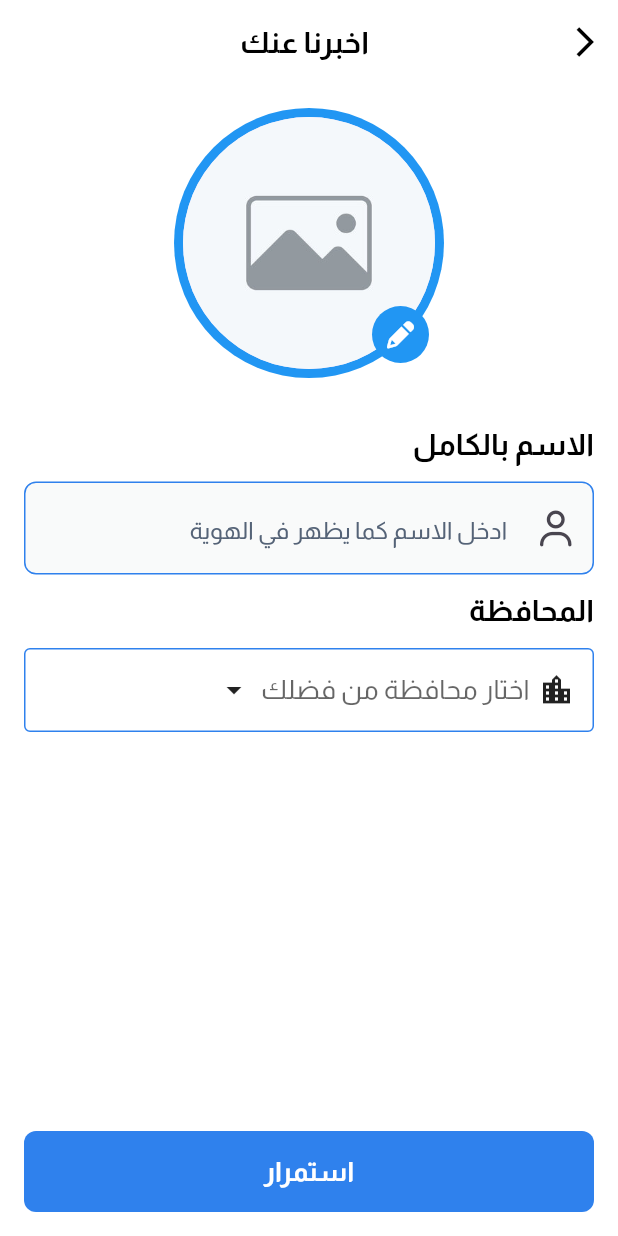
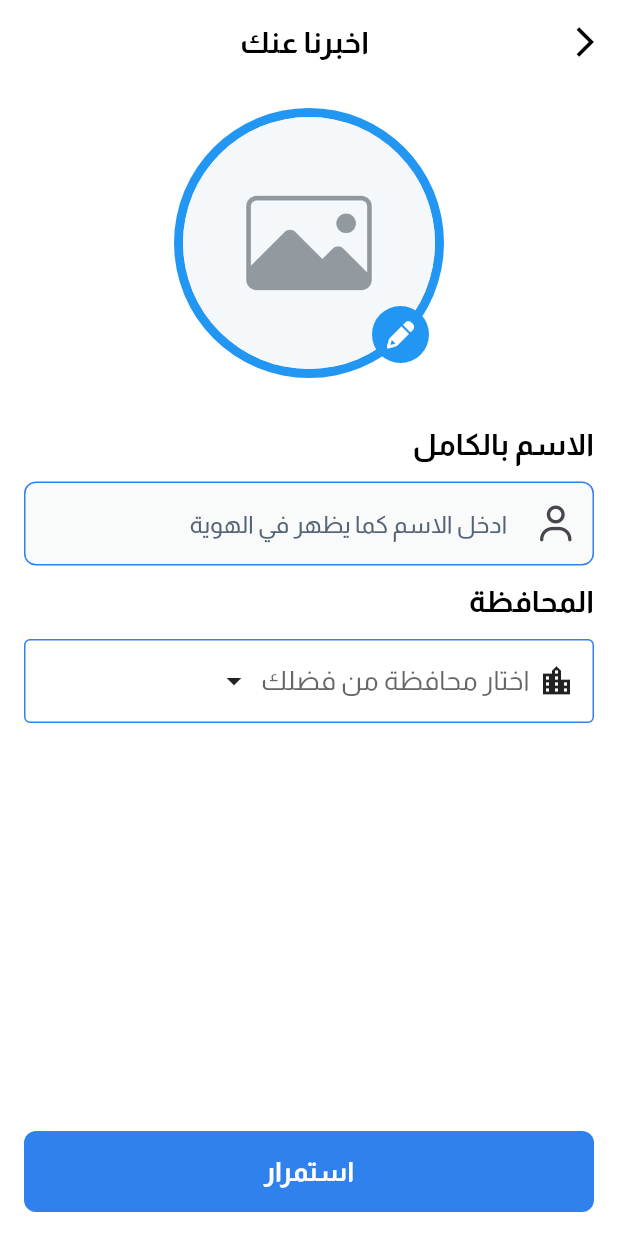
Before and after one commit to Makaruos-Emad/Herafy_App, a Flutter app: the CompleteProfileScreen screen opened by its route, on a phone screen of 412 x 824 dp. Run offline on Flutter 3.47's test engine with Material 3 defaults, Android fonts, the phone set to English and light mode, and no system bars; our stand-ins replace flutter_bloc, flutter_svg, font_awesome_flutter, geolocator, image_picker, pinput and 1 more; accounts and stored records are empty.

Commit message:
add CustomContainer and CustomOutlinedButton widgets; update CustomTextFormField for optional textInputType and maxLines

```diff
--- a/lib/core/widgets/custom_text_form_field.dart
+++ b/lib/core/widgets/custom_text_form_field.dart
@@ -6,7 +6,7 @@ class CustomTextFormField extends StatelessWidget {
   const CustomTextFormField({
     super.key,
     required this.hintText,
-    required this.textInputType,
+    this.textInputType,
     this.suffixIcon,
     this.onSaved,
     this.obscureText = false,
@@ -15,10 +15,11 @@ class CustomTextFormField extends StatelessWidget {
     this.prefixIcon,
     this.hintStyle,
     this.labelText,
+    this.maxLines = 1,
   });
 
   final String hintText;
-  final TextInputType textInputType;
+  final TextInputType? textInputType;
   final Widget? suffixIcon;
   final void Function(String?)? onSaved;
   final bool obscureText;
@@ -27,10 +28,12 @@ class CustomTextFormField extends StatelessWidget {
   final Widget? prefixIcon;
   final TextStyle? hintStyle;
   final String? labelText;
+  final int maxLines;
 
   @override
   Widget build(BuildContext context) {
     return TextFormField(
+      maxLines: maxLines,
       textDirection: textDirection,
       obscureText: obscureText,
       textAlignVertical: TextAlignVertical.center,
@@ -42,17 +45,16 @@ class CustomTextFormField extends StatelessWidget {
         return null;
       },
       keyboardType: textInputType,
-      style: AppTextStyles.semiBold20Black,
+      style: AppTextStyles.regular16Black,
       decoration: InputDecoration(
         labelText: labelText,
         hintText: hintText,
-        hintStyle: hintStyle ?? AppTextStyles.semiBold20Black,
+        hintStyle: hintStyle ?? AppTextStyles.regular16Black,
         suffixIcon: suffixIcon,
         suffixText: suffixText,
-        prefixIcon: Padding(
-          padding: const EdgeInsets.all(15.0),
-          child: prefixIcon,
-        ),
+        prefixIcon: prefixIcon == null
+            ? null
+            : Padding(padding: const EdgeInsets.all(15.0), child: prefixIcon),
         filled: true,
         fillColor: const Color(0xFFF9FAFA),
         border: buildBorder(),
```
Also changed, not shown: lib/core/widgets/custom_container.dart (added, +18 -0 lines), lib/core/widgets/custom_outlined_button.dart (added, +27 -0 lines).
